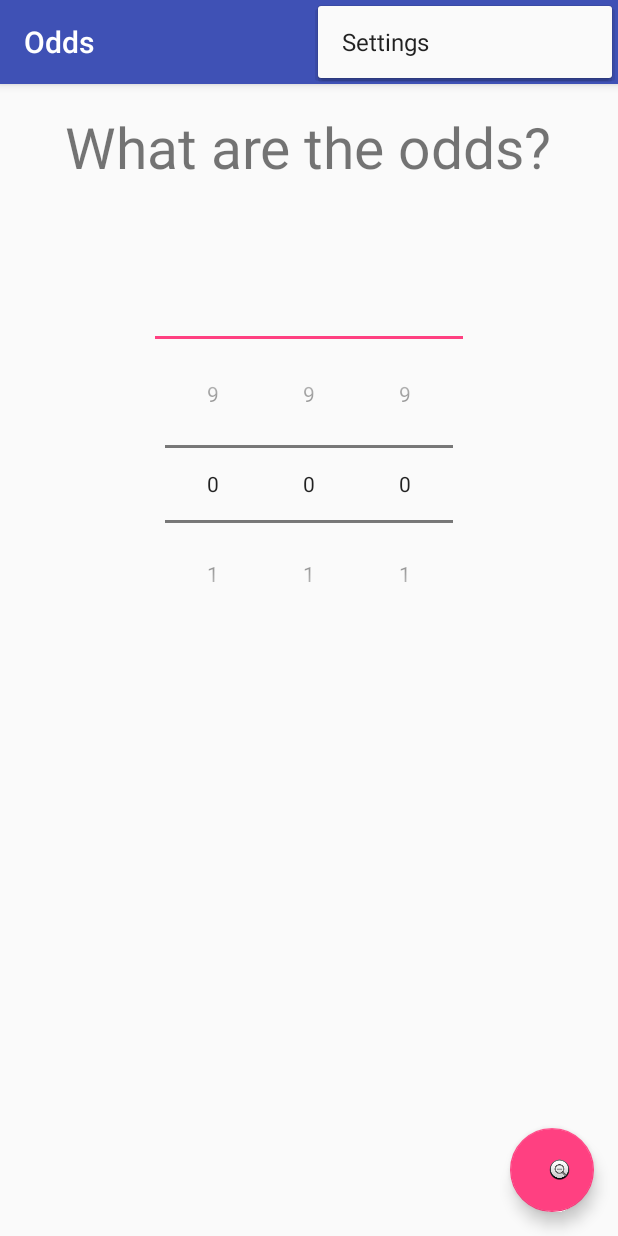
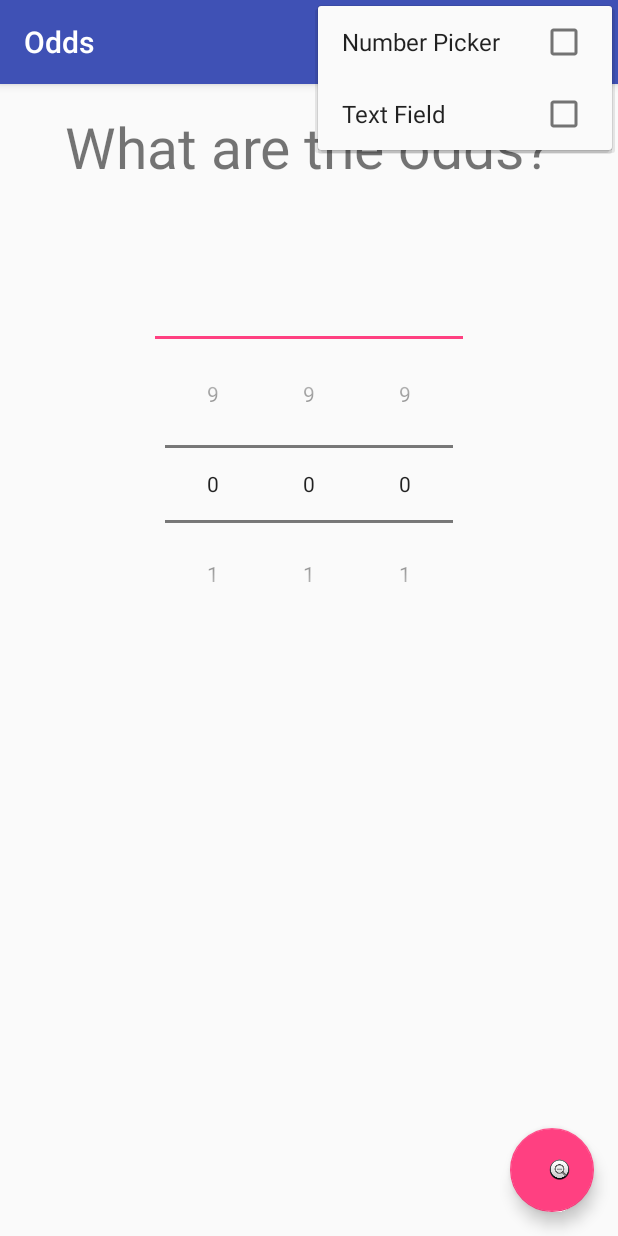
Before and after one commit to fegan104/Odds, an Android app: the screen it shows after launch (MainActivity), with the options menu open, on a phone screen of 412 x 824 dp. Run offline under Robolectric (Android 15) with nearby library versions, the phone set to English and light mode, and no system bars.

Commit message:
checkboxes are a thing now; they do nothing

```diff
--- a/app/src/main/java/com/frankegan/odds/MainActivity.java
+++ b/app/src/main/java/com/frankegan/odds/MainActivity.java
@@ -78,14 +78,22 @@ public class MainActivity extends AppCompatActivity {
         // Handle action bar item clicks here. The action bar will
         // automatically handle clicks on the Home/Up button, so long
         // as you specify a parent activity in AndroidManifest.xml.
-        int id = item.getItemId();
-
-        //noinspection SimplifiableIfStatement
-        if (id == R.id.action_settings) {
-            return true;
+        switch (item.getItemId()) {
+            case R.id.numberPicker:
+                isCheckedNumberPicker = !item.isChecked();
+                item.setChecked(isCheckedNumberPicker);
+                return true;
+            case R.id.textField:
+                isCheckedTextField = !item.isChecked();
+                item.setChecked(isCheckedTextField);
+                return true;
+            //noinspection SimplifiableIfStatement
+            //case R.id.action_settings:
+            //    return true;
+            default:
+                return super.onOptionsItemSelected(item);
         }
 
-        return super.onOptionsItemSelected(item);
     }
 
     public int getHundreds() {
@@ -99,4 +107,18 @@ public class MainActivity extends AppCompatActivity {
     public int getOnes(){
         return ones.getValue();
     }
+
+    //Checkable Menu
+    private boolean isCheckedNumberPicker = false;
+    private boolean isCheckedTextField = false;
+
+    @Override
+    public boolean onPrepareOptionsMenu(Menu menu) {
+        MenuItem checkable = menu.findItem(R.id.textField);
+        checkable.setChecked(isCheckedTextField);
+        checkable = menu.findItem(R.id.numberPicker);
+        checkable.setChecked(isCheckedNumberPicker);
+        return true;
+    }
+
 }
--- a/app/src/main/res/menu/menu_main.xml
+++ b/app/src/main/res/menu/menu_main.xml
@@ -2,8 +2,17 @@
     xmlns:app="http://schemas.android.com/apk/res-auto"
     xmlns:tools="http://schemas.android.com/tools"
     tools:context="com.frankegan.odds.MainActivity" >
-    <item android:id="@+id/action_settings"
+    <!--<item android:id="@+id/action_settings"
         android:title="@string/action_settings"
         android:orderInCategory="100"
         app:showAsAction="never" />
+    -->
+    <item
+    android:id="@+id/numberPicker"
+    android:checkable="true"
+    android:title="Number Picker" />
+    <item
+        android:id="@+id/textField"
+        android:checkable="true"
+        android:title="Text Field" />
 </menu>
```
